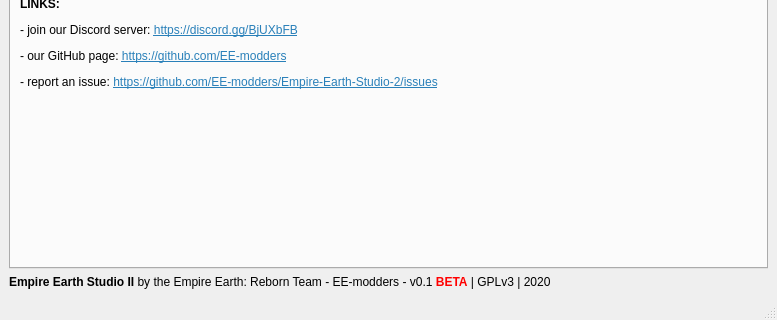
EE-modders/Empire-Earth-Studio-2, file src/lib/mainWindow.ui: the form before one commit; both pictures show x 0 to 777 and y 314 to 634 of the 777 by 634 pixel window.
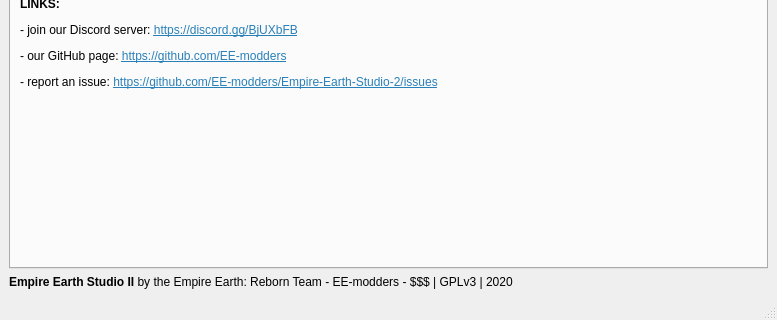
The form after the commit. Icons and pictures are not drawn. Custom widgets are drawn as their Qt base class.

Diff of the .ui file:
```diff
--- a/src/lib/mainWindow.ui
+++ b/src/lib/mainWindow.ui
@@ -1014,7 +1014,7 @@
     <item>
      <widget class="QLabel" name="label_8">
       <property name="text">
-       <string>&lt;html&gt;&lt;head/&gt;&lt;body&gt;&lt;p&gt;&lt;span style=&quot; font-weight:600;&quot;&gt;Empire Earth Studio II&lt;/span&gt; by the Empire Earth: Reborn Team - EE-modders - v0.1 &lt;span style=&quot; font-weight:600; color:#ff0000;&quot;&gt;BETA&lt;/span&gt; | GPLv3 | 2020&lt;/p&gt;&lt;/body&gt;&lt;/html&gt;</string>
+       <string>&lt;html&gt;&lt;head/&gt;&lt;body&gt;&lt;p&gt;&lt;span style=&quot; font-weight:600;&quot;&gt;Empire Earth Studio II&lt;/span&gt; by the Empire Earth: Reborn Team - EE-modders - $$$ | GPLv3 | 2020&lt;/p&gt;&lt;/body&gt;&lt;/html&gt;</string>
       </property>
       <property name="alignment">
        <set>Qt::AlignLeading|Qt::AlignLeft|Qt::AlignVCenter</set>
```
Left out of the diff: 2 changed lines with no effect on the pictures.
